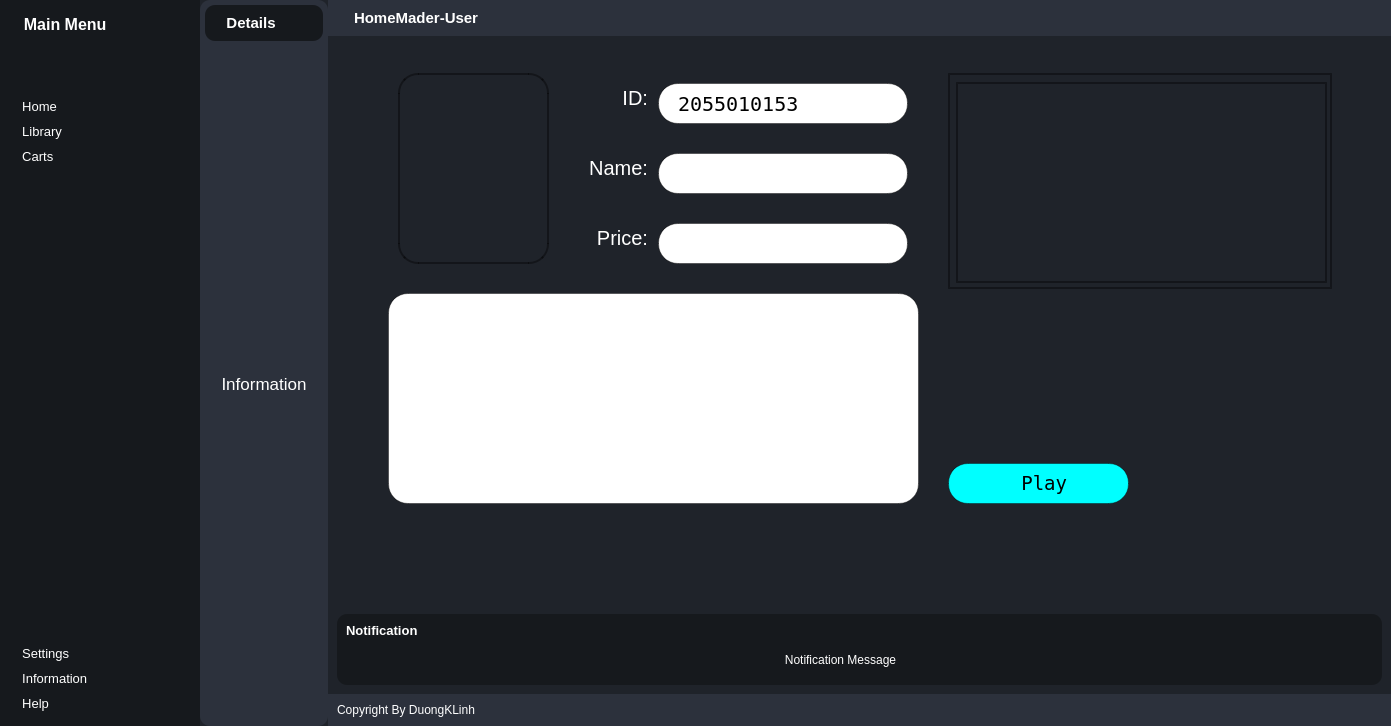
Qt form CLIENT/Ui/UserForm.ui (cdghhhiilnnotu/GameHomeMader) before a commit.
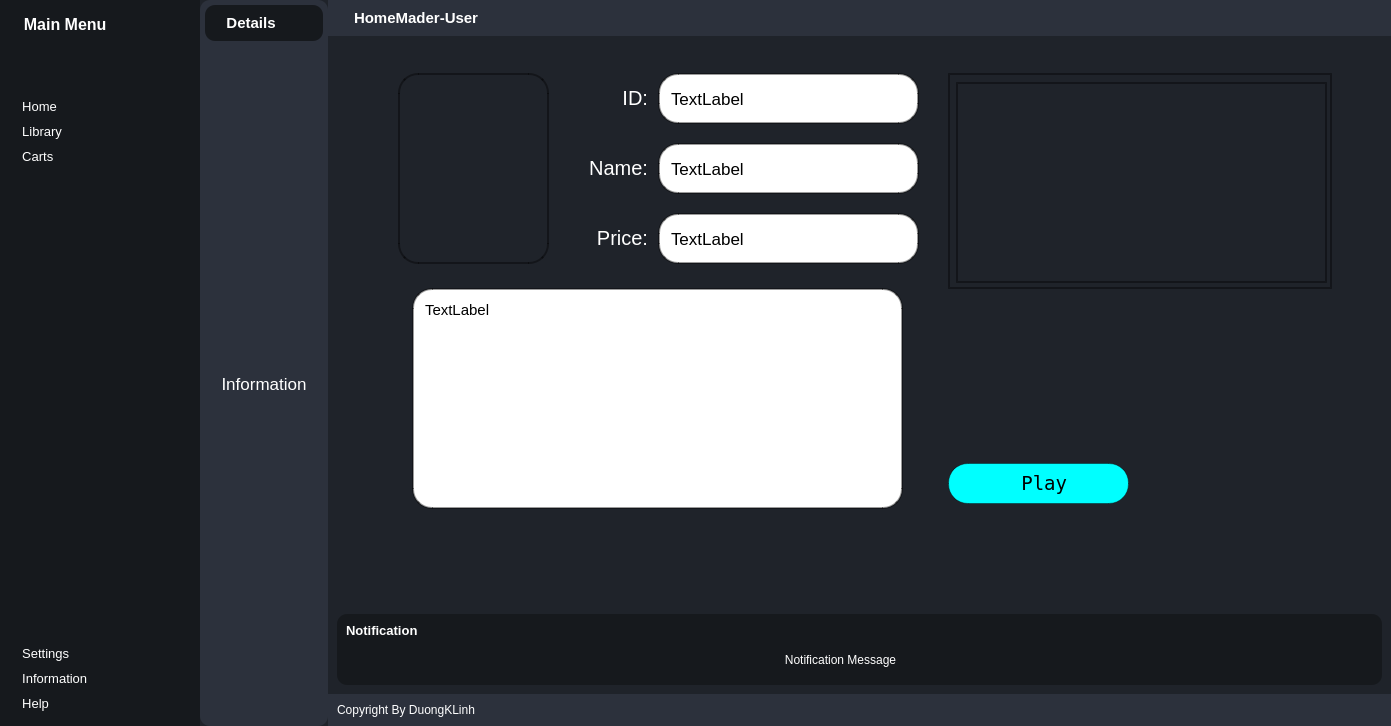
The same form after that commit. The open tabs and pages were chosen to show the change. Icons and pictures are not drawn. Custom widgets are drawn as their Qt base class.

Diff of the .ui file:
```diff
--- a/CLIENT/Ui/UserForm.ui
+++ b/CLIENT/Ui/UserForm.ui
@@ -1632,116 +1632,7 @@
                      <set>Qt::AlignRight|Qt::AlignTrailing|Qt::AlignVCenter</set>
                     </property>
                    </widget>
-                   <widget class="QLineEdit" name="idGameLine">
-                    <property name="enabled">
-                     <bool>false</bool>
-                    </property>
-                    <property name="geometry">
-                     <rect>
-                      <x>290</x>
-                      <y>20</y>
-                      <width>250</width>
-                      <height>41</height>
-                     </rect>
-                    </property>
-                    <property name="font">
-                     <font>
-                      <family>Terminal</family>
-                      <pointsize>15</pointsize>
-                      <weight>50</weight>
-                      <italic>false</italic>
-                      <bold>false</bold>
-                     </font>
-                    </property>
-                    <property name="styleSheet">
-                     <string notr="true">color: rgb(0, 0, 0);</string>
-                    </property>
-                    <property name="inputMask">
-                     <string/>
-                    </property>
-                    <property name="text">
-                     <string>2055010153</string>
-                    </property>
-                   </widget>
-                   <widget class="QLineEdit" name="nameGameLine">
-                    <property name="enabled">
-                     <bool>false</bool>
-                    </property>
-                    <property name="geometry">
-                     <rect>
-                      <x>290</x>
-                      <y>90</y>
-                      <width>250</width>
-                      <height>41</height>
-                     </rect>
-                    </property>
-                    <property name="font">
-                     <font>
-                      <family>Terminal</family>
-                      <pointsize>15</pointsize>
-                      <weight>50</weight>
-                      <italic>false</italic>
-                      <bold>false</bold>
-                     </font>
-                    </property>
-                    <property name="styleSheet">
-                     <string notr="true">color: rgb(0, 0, 0);</string>
-                    </property>
-                    <property name="text">
-                     <string/>
-                    </property>
-                   </widget>
-                   <widget class="QLineEdit" name="priceGameLine">
-                    <property name="enabled">
-                     <bool>false</bool>
-                    </property>
-                    <property name="geometry">
-                     <rect>
-                      <x>290</x>
-                      <y>160</y>
-                      <width>250</width>
-                      <height>41</height>
-                     </rect>
-                    </property>
-                    <property name="font">
-                     <font>
-                      <family>Terminal</family>
-                      <pointsize>15</pointsize>
-                      <weight>50</weight>
-                      <italic>false</italic>
-                      <bold>false</bold>
-                     </font>
-                    </property>
-                    <property name="styleSheet">
-                     <string notr="true">color: rgb(0, 0, 0);</string>
-                    </property>
-                   </widget>
-                   <widget class="QLineEdit" name="descriptionGameLine">
-                    <property name="enabled">
-                     <bool>false</bool>
-                    </property>
-                    <property name="geometry">
-                     <rect>
-                      <x>20</x>
-                      <y>230</y>
-                      <width>531</width>
-                      <height>211</height>
-                     </rect>
-                    </property>
-                    <property name="font">
-                     <font>
-                      <family>Terminal</family>
-                      <pointsize>15</pointsize>
-                      <weight>50</weight>
-                      <italic>false</italic>
-                      <bold>false</bold>
-                     </font>
-                    </property>
-                    <property name="styleSheet">
-                     <string notr="true">color: rgb(0, 0, 0);</string>
-                    </property>
-                   </widget>
-                   <widget class="QLabel" name="AvatarLabel_2">
+                   <widget class="QLabel" name="avtGame">
                     <property name="geometry">
                      <rect>
                       <x>30</x>
@@ -1835,6 +1726,134 @@
                       <normaloff>:/icons/EC8482/airplay.svg</normaloff>:/icons/EC8482/airplay.svg</iconset>
                     </property>
                    </widget>
+                   <widget class="QLabel" name="descriptionGame">
+                    <property name="geometry">
+                     <rect>
+                      <x>44</x>
+                      <y>225</y>
+                      <width>491</width>
+                      <height>221</height>
+                     </rect>
+                    </property>
+                    <property name="font">
+                     <font>
+                      <pointsize>11</pointsize>
+                     </font>
+                    </property>
+                    <property name="styleSheet">
+                     <string notr="true">border-radius: 20px;
+border: 2px solid rgba(0,0,0,100);
+background-color: rgba(255,255,255,255);
+color: rgb(0,0,0);
+padding-top: 7px;
+padding-left: 7px;</string>
+                    </property>
+                    <property name="text">
+                     <string>TextLabel</string>
+                    </property>
+                    <property name="alignment">
+                     <set>Qt::AlignLeading|Qt::AlignLeft|Qt::AlignTop</set>
+                    </property>
+                    <property name="wordWrap">
+                     <bool>true</bool>
+                    </property>
+                    <property name="margin">
+                     <number>0</number>
+                    </property>
+                   </widget>
+                   <widget class="QLabel" name="idGame">
+                    <property name="geometry">
+                     <rect>
+                      <x>290</x>
+                      <y>10</y>
+                      <width>261</width>
+                      <height>51</height>
+                     </rect>
+                    </property>
+                    <property name="font">
+                     <font>
+                      <pointsize>13</pointsize>
+                     </font>
+                    </property>
+                    <property name="styleSheet">
+                     <string notr="true">border-radius: 20px;
+border: 2px solid rgba(0,0,0,100);
+background-color: rgba(255,255,255,255);
+color: rgb(0,0,0);
+padding-left: 7px;</string>
+                    </property>
+                    <property name="text">
+                     <string>TextLabel</string>
+                    </property>
+                    <property name="wordWrap">
+                     <bool>true</bool>
+                    </property>
+                    <property name="margin">
+                     <number>0</number>
+                    </property>
+                   </widget>
+                   <widget class="QLabel" name="nameGame">
+                    <property name="geometry">
+                     <rect>
+                      <x>290</x>
+                      <y>80</y>
+                      <width>261</width>
+                      <height>51</height>
+                     </rect>
+                    </property>
+                    <property name="font">
+                     <font>
+                      <pointsize>13</pointsize>
+                     </font>
+                    </property>
+                    <property name="styleSheet">
+                     <string notr="true">border-radius: 20px;
+border: 2px solid rgba(0,0,0,100);
+background-color: rgba(255,255,255,255);
+color: rgb(0,0,0);
+padding-left: 7px;</string>
+                    </property>
+                    <property name="text">
+                     <string>TextLabel</string>
+                    </property>
+                    <property name="wordWrap">
+                     <bool>true</bool>
+                    </property>
+                    <property name="margin">
+                     <number>0</number>
+                    </property>
+                   </widget>
+                   <widget class="QLabel" name="priceGame">
+                    <property name="geometry">
+                     <rect>
+                      <x>290</x>
+                      <y>150</y>
+                      <width>261</width>
+                      <height>51</height>
+                     </rect>
+                    </property>
+                    <property name="font">
+                     <font>
+                      <pointsize>13</pointsize>
+                     </font>
+                    </property>
+                    <property name="styleSheet">
+                     <string notr="true">border-radius: 20px;
+border: 2px solid rgba(0,0,0,100);
+background-color: rgba(255,255,255,255);
+color: rgb(0,0,0);
+padding-left: 7px;</string>
+                    </property>
+                    <property name="text">
+                     <string>TextLabel</string>
+                    </property>
+                    <property name="wordWrap">
+                     <bool>true</bool>
+                    </property>
+                    <property name="margin">
+                     <number>0</number>
+                    </property>
+                   </widget>
                   </widget>
                  </item>
                 </layout>
```
Left out of the diff: 28 changed lines with no effect on the pictures.
